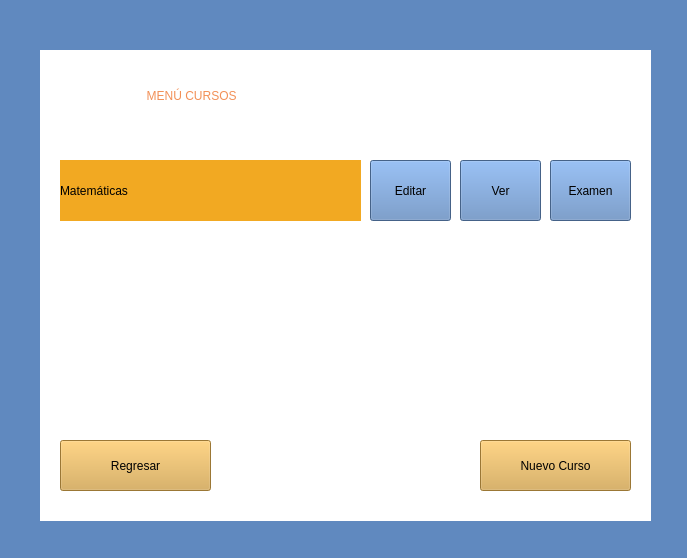
The window that AulaVirtual/Menu.ui (micaelCZ/AulaVirtual_VersionFinal) describes before a commit, drawn with Qt 5.
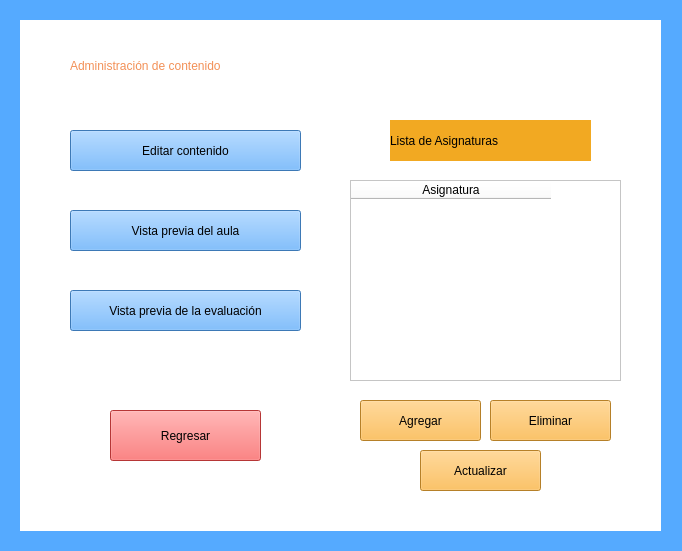
The same window after the commit.

Diff of the .ui file:
```diff
--- a/AulaVirtual/Menu.ui
+++ b/AulaVirtual/Menu.ui
@@ -6,41 +6,41 @@
    <rect>
     <x>0</x>
     <y>0</y>
-    <width>687</width>
-    <height>558</height>
+    <width>682</width>
+    <height>551</height>
    </rect>
   </property>
   <property name="windowTitle">
    <string>MainWindow</string>
   </property>
   <property name="styleSheet">
-   <string notr="true">background-color: rgb(96, 137, 191);</string>
+   <string notr="true">background-color: rgb(85, 170, 255);</string>
   </property>
   <widget class="QWidget" name="centralwidget">
-   <widget class="QPushButton" name="pushButton">
+   <widget class="QPushButton" name="agregarAsignatura">
     <property name="geometry">
      <rect>
-      <x>480</x>
-      <y>440</y>
-      <width>151</width>
-      <height>51</height>
+      <x>360</x>
+      <y>400</y>
+      <width>121</width>
+      <height>41</height>
      </rect>
     </property>
     <property name="styleSheet">
      <string notr="true">font: 700 12pt &quot;Segoe UI&quot;;
-background-color: rgb(217, 167, 74);</string>
+background-color: rgb(255, 179, 56);</string>
     </property>
     <property name="text">
-     <string>Nuevo Curso</string>
+     <string>Agregar</string>
     </property>
    </widget>
    <widget class="QLabel" name="label">
     <property name="geometry">
      <rect>
-      <x>40</x>
-      <y>50</y>
-      <width>611</width>
-      <height>471</height>
+      <x>20</x>
+      <y>20</y>
+      <width>641</width>
+      <height>511</height>
      </rect>
     </property>
     <property name="styleSheet">
@@ -53,28 +53,28 @@
    <widget class="QLabel" name="label_2">
     <property name="geometry">
      <rect>
-      <x>140</x>
-      <y>70</y>
-      <width>391</width>
+      <x>70</x>
+      <y>40</y>
+      <width>571</width>
       <height>51</height>
      </rect>
     </property>
     <property name="styleSheet">
-     <string notr="true">font: 700 36pt &quot;Segoe UI&quot;;
+     <string notr="true">font: 700 30pt &quot;Segoe UI&quot;;
 background-color: rgb(255, 255, 255);
 color: rgb(242, 144, 87);</string>
     </property>
     <property name="text">
-     <string>  MENÚ CURSOS</string>
+     <string>Administración de contenido</string>
     </property>
    </widget>
    <widget class="QPushButton" name="botonEditar">
     <property name="geometry">
      <rect>
-      <x>370</x>
-      <y>160</y>
-      <width>81</width>
-      <height>61</height>
+      <x>70</x>
+      <y>130</y>
+      <width>231</width>
+      <height>41</height>
      </rect>
     </property>
     <property name="styleSheet">
@@ -82,57 +82,55 @@
 </string>
     </property>
     <property name="text">
-     <string>Editar</string>
+     <string>Editar contenido</string>
     </property>
    </widget>
    <widget class="QLabel" name="label_3">
     <property name="geometry">
      <rect>
-      <x>60</x>
-      <y>160</y>
-      <width>301</width>
-      <height>61</height>
+      <x>390</x>
+      <y>120</y>
+      <width>201</width>
+      <height>41</height>
      </rect>
     </property>
     <property name="styleSheet">
-     <string notr="true">font: 700 26pt &quot;Segoe UI&quot;;
-background-color: rgb(242, 169, 34);
-font: 24pt &quot;Segoe UI&quot;;
-font: 700 9pt &quot;Segoe UI&quot;;
-font: 700 22pt &quot;Segoe UI&quot;;</string>
+     <string notr="true">background-color: rgb(242, 169, 34);
+font: 700 16pt &quot;Segoe UI&quot;;
+</string>
     </property>
     <property name="text">
-     <string>Matemáticas</string>
+     <string>Lista de Asignaturas</string>
     </property>
    </widget>
    <widget class="QPushButton" name="botonVer">
     <property name="geometry">
      <rect>
-      <x>460</x>
-      <y>160</y>
-      <width>81</width>
-      <height>61</height>
+      <x>70</x>
+      <y>210</y>
+      <width>231</width>
+      <height>41</height>
      </rect>
     </property>
     <property name="styleSheet">
      <string notr="true">font: 700 12pt &quot;Segoe UI&quot;;</string>
     </property>
     <property name="text">
-     <string>Ver</string>
+     <string>Vista previa del aula</string>
     </property>
    </widget>
    <widget class="QPushButton" name="botonRegresarMenu">
     <property name="geometry">
      <rect>
-      <x>60</x>
-      <y>440</y>
+      <x>110</x>
+      <y>410</y>
       <width>151</width>
       <height>51</height>
      </rect>
     </property>
     <property name="styleSheet">
      <string notr="true">font: 700 12pt &quot;Segoe UI&quot;;
-background-color: rgb(217, 167, 74);</string>
+background-color: rgb(255, 76, 76);</string>
     </property>
     <property name="text">
      <string>Regresar</string>
@@ -141,27 +139,97 @@
    <widget class="QPushButton" name="botonExamenRecopilado">
     <property name="geometry">
      <rect>
-      <x>550</x>
-      <y>160</y>
-      <width>81</width>
-      <height>61</height>
+      <x>70</x>
+      <y>290</y>
+      <width>231</width>
+      <height>41</height>
      </rect>
     </property>
     <property name="styleSheet">
      <string notr="true">font: 700 12pt &quot;Segoe UI&quot;;</string>
     </property>
     <property name="text">
-     <string>Examen</string>
+     <string>Vista previa de la evaluación</string>
+    </property>
+   </widget>
+   <widget class="QTableWidget" name="tablaAsignaturas">
+    <property name="geometry">
+     <rect>
+      <x>350</x>
+      <y>180</y>
+      <width>271</width>
+      <height>201</height>
+     </rect>
+    </property>
+    <property name="minimumSize">
+     <size>
+      <width>271</width>
+      <height>0</height>
+     </size>
+    </property>
+    <property name="styleSheet">
+     <string notr="true">background-color: rgb(255, 255, 255);</string>
+    </property>
+    <property name="gridStyle">
+     <enum>Qt::SolidLine</enum>
+    </property>
+    <attribute name="horizontalHeaderCascadingSectionResizes">
+     <bool>true</bool>
+    </attribute>
+    <attribute name="horizontalHeaderDefaultSectionSize">
+     <number>200</number>
+    </attribute>
+    <column>
+     <property name="text">
+      <string>Asignatura</string>
+     </property>
+    </column>
+   </widget>
+   <widget class="QPushButton" name="actualizarAsignatura">
+    <property name="geometry">
+     <rect>
+      <x>420</x>
+      <y>450</y>
+      <width>121</width>
+      <height>41</height>
+     </rect>
+    </property>
+    <property name="styleSheet">
+     <string notr="true">font: 700 12pt &quot;Segoe UI&quot;;
+background-color: rgb(255, 179, 56);</string>
+    </property>
+    <property name="text">
+     <string>Actualizar</string>
+    </property>
+   </widget>
+   <widget class="QPushButton" name="eliminarAsignatura">
+    <property name="geometry">
+     <rect>
+      <x>490</x>
+      <y>400</y>
+      <width>121</width>
+      <height>41</height>
+     </rect>
+    </property>
+    <property name="styleSheet">
+     <string notr="true">font: 700 12pt &quot;Segoe UI&quot;;
+background-color: rgb(255, 179, 56);</string>
+    </property>
+    <property name="text">
+     <string>Eliminar</string>
     </property>
    </widget>
    <zorder>label</zorder>
-   <zorder>pushButton</zorder>
+   <zorder>agregarAsignatura</zorder>
    <zorder>label_2</zorder>
    <zorder>botonEditar</zorder>
    <zorder>label_3</zorder>
    <zorder>botonVer</zorder>
    <zorder>botonRegresarMenu</zorder>
    <zorder>botonExamenRecopilado</zorder>
+   <zorder>tablaAsignaturas</zorder>
+   <zorder>actualizarAsignatura</zorder>
+   <zorder>eliminarAsignatura</zorder>
   </widget>
  </widget>
  <resources/>
```
